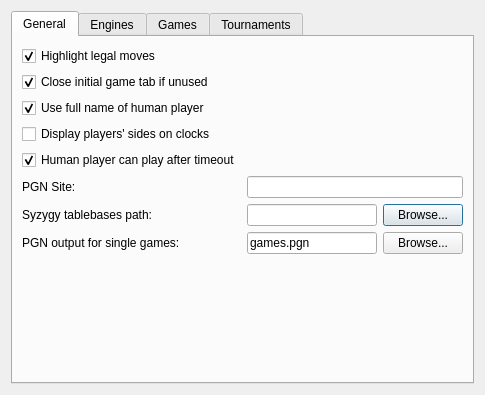
Qt form projects/gui/ui/settingsdlg.ui (cutechess/cutechess) before a commit.
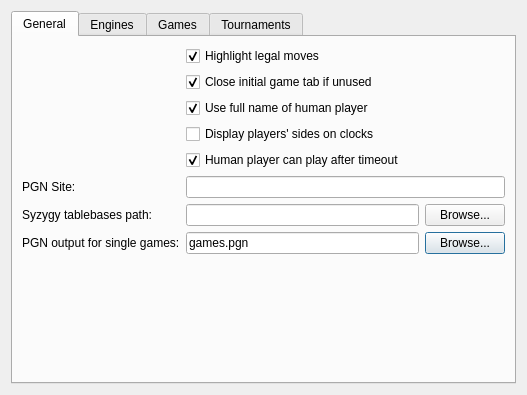
The same form after that commit. The open tabs and pages were chosen to show the change. Custom widgets are drawn as their Qt base class.

Commit message:
use form layout in settings windows
Using form layout makes the view bit more consistent on MacOS.

Patch:
```diff
--- a/projects/gui/ui/settingsdlg.ui
+++ b/projects/gui/ui/settingsdlg.ui
@@ -6,7 +6,7 @@
    <rect>
     <x>0</x>
     <y>0</y>
-    <width>485</width>
+    <width>527</width>
     <height>395</height>
    </rect>
   </property>
@@ -33,7 +33,7 @@
        <property name="fieldGrowthPolicy">
         <enum>QFormLayout::AllNonFixedFieldsGrow</enum>
        </property>
-       <item row="0" column="0">
+       <item row="1" column="1">
         <widget class="QCheckBox" name="m_highlightLegalMovesCheck">
          <property name="text">
           <string>Highlight legal moves</string>
@@ -43,7 +43,7 @@
          </property>
         </widget>
        </item>
-       <item row="1" column="0">
+       <item row="2" column="1">
         <widget class="QCheckBox" name="m_closeUnusedInitialTabCheck">
          <property name="text">
           <string>Close initial game tab if unused</string>
@@ -53,7 +53,34 @@
          </property>
         </widget>
        </item>
-       <item row="5" column="0">
+       <item row="3" column="1">
+        <widget class="QCheckBox" name="m_useFullUserNameCheck">
+         <property name="text">
+          <string>Use full name of human player</string>
+         </property>
+         <property name="checked">
+          <bool>true</bool>
+         </property>
+        </widget>
+       </item>
+       <item row="4" column="1">
+        <widget class="QCheckBox" name="m_playersSidesOnClocksCheck">
+         <property name="text">
+          <string>Display players' sides on clocks </string>
+         </property>
+        </widget>
+       </item>
+       <item row="5" column="1">
+        <widget class="QCheckBox" name="m_humanCanPlayAfterTimeoutCheck">
+         <property name="text">
+          <string>Human player can play after timeout</string>
+         </property>
+         <property name="checked">
+          <bool>true</bool>
+         </property>
+        </widget>
+       </item>
+       <item row="6" column="0">
         <widget class="QLabel" name="m_siteLabel">
          <property name="text">
           <string>PGN Site:</string>
@@ -63,41 +90,17 @@
          </property>
         </widget>
        </item>
-       <item row="5" column="1">
-        <widget class="QLineEdit" name="m_siteEdit"/>
-       </item>
-       <item row="6" column="0">
-        <widget class="QLabel" name="m_tbPathLabel">
-         <property name="text">
-          <string>Syzygy tablebases path:</string>
-         </property>
-         <property name="buddy">
-          <cstring>m_tbPathEdit</cstring>
-         </property>
-        </widget>
-       </item>
        <item row="6" column="1">
-        <layout class="QHBoxLayout" name="horizontalLayout">
-         <item>
-          <widget class="QLineEdit" name="m_tbPathEdit"/>
-         </item>
-         <item>
-          <widget class="QPushButton" name="m_browseTbPathBtn">
-           <property name="text">
-            <string>Browse...</string>
-           </property>
-          </widget>
-         </item>
-        </layout>
-       </item>
-       <item row="9" column="0">
+        <widget class="QLineEdit" name="m_siteEdit"/>
+       </item>
+       <item row="10" column="0">
         <widget class="QLabel" name="m_defaultPgnOutFileLabel">
          <property name="text">
           <string>PGN output for single games:</string>
          </property>
         </widget>
        </item>
-       <item row="9" column="1">
+       <item row="10" column="1">
         <layout class="QHBoxLayout" name="horizontalLayout_2">
          <item>
           <widget class="QLineEdit" name="m_defaultPgnOutFileEdit">
@@ -118,30 +121,27 @@
          </item>
         </layout>
        </item>
-       <item row="2" column="0">
-        <widget class="QCheckBox" name="m_useFullUserNameCheck">
-         <property name="text">
-          <string>Use full name of human player</string>
-         </property>
-         <property name="checked">
-          <bool>true</bool>
-         </property>
-        </widget>
-       </item>
-       <item row="3" column="0">
-        <widget class="QCheckBox" name="m_playersSidesOnClocksCheck">
+       <item row="8" column="1">
+        <layout class="QHBoxLayout" name="horizontalLayout">
+         <item>
+          <widget class="QLineEdit" name="m_tbPathEdit"/>
+         </item>
+         <item>
+          <widget class="QPushButton" name="m_browseTbPathBtn">
          <property name="text">
-          <string>Display players' sides on clocks </string>
+            <string>Browse...</string>
          </property>
         </widget>
        </item>
-       <item row="4" column="0">
-        <widget class="QCheckBox" name="m_humanCanPlayAfterTimeoutCheck">
+        </layout>
+       </item>
+       <item row="8" column="0">
+        <widget class="QLabel" name="m_tbPathLabel">
          <property name="text">
-          <string>Human player can play after timeout</string>
+          <string>Syzygy tablebases path:</string>
          </property>
-         <property name="checked">
-          <bool>true</bool>
+         <property name="buddy">
+          <cstring>m_tbPathEdit</cstring>
          </property>
         </widget>
        </item>
```
Left out of the diff: 42 changed lines with no effect on the pictures. Lines whose indentation alone changed are shown as unchanged. The commit also changes 1 other file.
